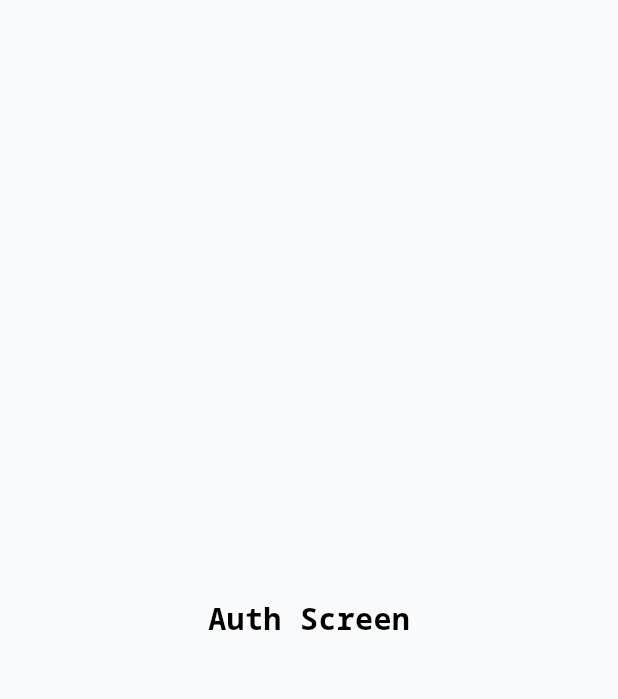
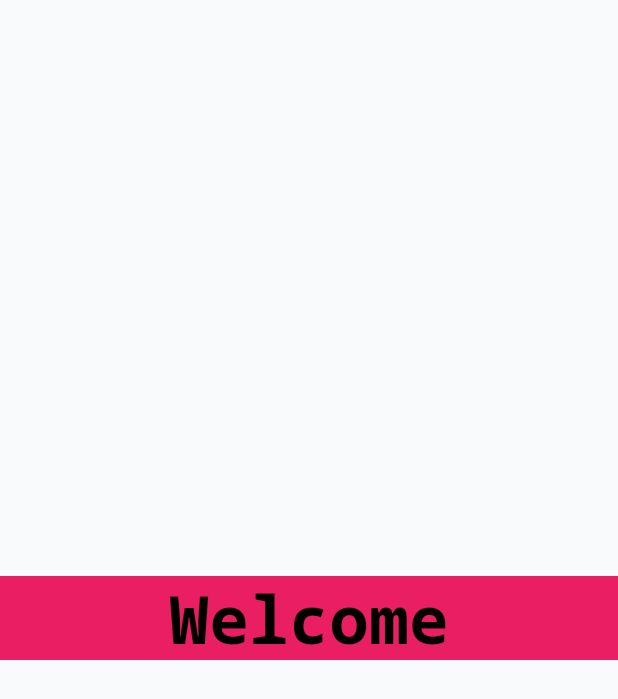
Before and after one commit to sanjeevnode/secure_note, a Flutter app: the screen it shows after launch, on a phone screen of 412 x 824 dp. Shown: the top 699 px of the screen. Run offline on Flutter 3.47's test engine with Material 3 defaults, Android fonts, the light colour scheme and no system bars.

Commit message:
Add responsive layout utilities and update AuthScreen for better design

```diff
--- a/lib/src/core/core.dart
+++ b/lib/src/core/core.dart
@@ -1 +1,2 @@
 export 'theme/theme.dart';
+export 'utils/utils.dart';
--- /dev/null
+++ b/lib/src/core/utils/helper.dart
@@ -0,0 +1,11 @@
+import 'package:flutter/material.dart';
+
+/// Calculates responsive height based on percentage of screen height
+double getHeight(BuildContext context, double height) {
+  return MediaQuery.of(context).size.height * (height / 100);
+}
+
+/// Calculates responsive width based on percentage of screen width
+double getWidth(BuildContext context, double width) {
+  return MediaQuery.of(context).size.width * (width / 100);
+}
--- /dev/null
+++ b/lib/src/core/utils/utils.dart
@@ -0,0 +1 @@
+export 'helper.dart';
--- a/lib/src/ui/view/auth_screen.dart
+++ b/lib/src/ui/view/auth_screen.dart
@@ -12,7 +12,23 @@ class _AuthScreenState extends State<AuthScreen> {
   @override
   Widget build(BuildContext context) {
     return Scaffold(
-      body: Center(child: Text("Auth Screen", style: AppTextStyle.text2xlBold)),
+      body: SafeArea(
+        child: Center(
+          child: Container(
+            constraints: BoxConstraints(
+              maxWidth: 1200,
+              maxHeight: getHeight(context, 100),
+            ),
+            width: double.infinity,
+            color: Colors.pink,
+            child: SingleChildScrollView(
+              child: Column(
+                children: [Text("Welcome", style: AppTextStyle.displayH1)],
+              ),
+            ),
+          ),
+        ),
+      ),
     );
   }
 }
```
